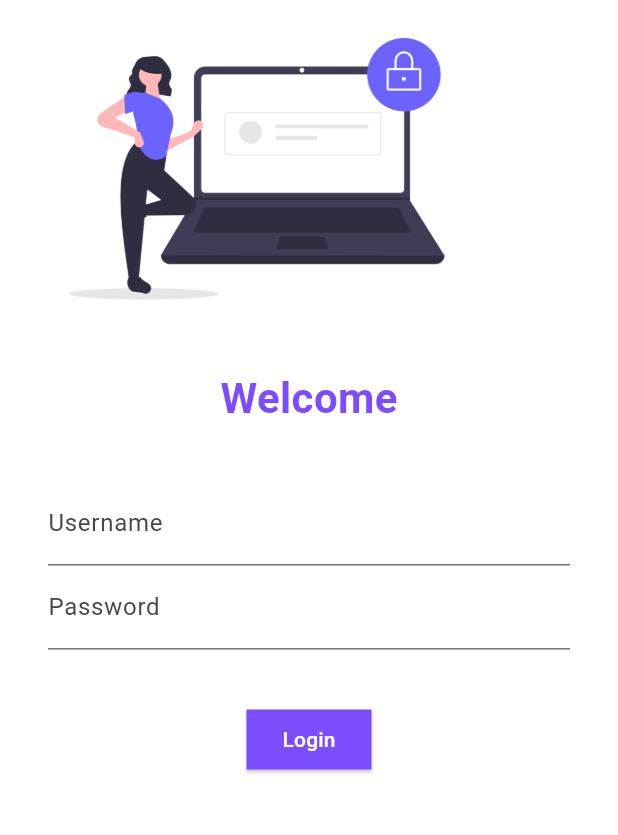
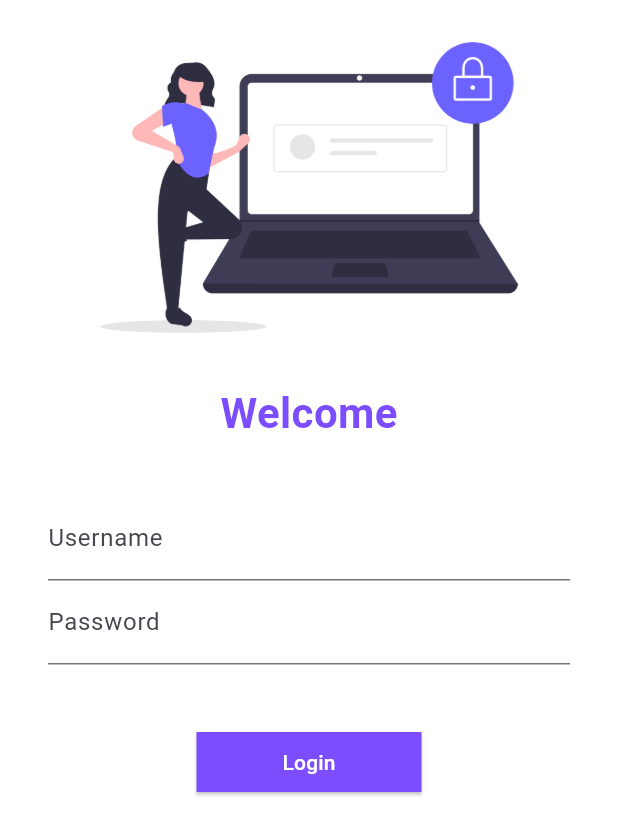
Before and after one commit to TecnoGuy77/FlutterMastery, a Flutter app: the screen it shows after launch, after a tap on "Login", on a phone screen of 412 x 824 dp. Shown: the top 835 px of the screen. Run offline on Flutter 3.47's test engine with Material 3 defaults, Android fonts, the phone set to English and light mode, and no system bars; our stand-ins replace google_fonts.

Commit message:
Day-1 Completed

```diff
--- a/lib/main.dart
+++ b/lib/main.dart
@@ -1,4 +1,5 @@
 import 'package:flutter/material.dart';
+import 'package:fluttermastery/utils/routes.dart';
 import 'package:google_fonts/google_fonts.dart';
 import 'package:fluttermastery/pages/home_page.dart';
 import 'package:fluttermastery/pages/login_page.dart';
@@ -21,9 +22,9 @@ class FlutterMastery extends StatelessWidget {
       debugShowCheckedModeBanner: false,
       initialRoute: "/login",
       routes: {
-        "/": (context) => const HomePage(),
-        "/home": (context) => const HomePage(),
-        "/login": (context) => const LoginPage()
+        MyRoutes.homeRoute: (context) => const HomePage(),
+        MyRoutes.homeRoute: (context) => const HomePage(),
+        MyRoutes.loginRoute: (context) => const LoginPage(),
       },
     );
   }
--- a/lib/pages/home_page.dart
+++ b/lib/pages/home_page.dart
@@ -1,4 +1,5 @@
 import 'package:flutter/material.dart';
+import 'package:fluttermastery/utils/routes.dart';
 
 class HomePage extends StatelessWidget {
   const HomePage({super.key});
@@ -8,22 +9,34 @@ class HomePage extends StatelessWidget {
     return Material(
       child: Scaffold(
         appBar: AppBar(
-          iconTheme: const IconThemeData(color: Colors.white),
+          actions: [
+            Padding(
+              padding: const EdgeInsets.only(right: 20),
+              child: IconButton(
+                  onPressed: () {
+                    Navigator.popAndPushNamed(context, MyRoutes.loginRoute);
+                  },
+                  icon: const Icon(Icons.home)),
+            )
+          ],
+          foregroundColor: Colors.white,
           title: const Center(
-            child: Text(
-              "Home",
-              style:
-                  TextStyle(color: Colors.white, fontWeight: FontWeight.bold),
+            child: Padding(
+              padding: EdgeInsets.only(right: 25),
+              child: Text(
+                "Home",
+              ),
             ),
           ),
-          backgroundColor: Colors.blue,
+          backgroundColor: Colors.deepPurpleAccent,
         ),
         drawer: const Drawer(),
         body: const Center(
           child: Text(
-            "NGPORTAL",
+            "Welcome To Home",
             style: TextStyle(
-              color: Colors.blue,
+              fontSize: 25,
+              color: Colors.deepPurpleAccent,
               fontWeight: FontWeight.bold,
             ),
           ),
--- a/lib/pages/login_page.dart
+++ b/lib/pages/login_page.dart
@@ -1,4 +1,6 @@
+import 'package:flutter/foundation.dart';
 import 'package:flutter/material.dart';
+import 'package:fluttermastery/utils/routes.dart';
 
 class LoginPage extends StatelessWidget {
   const LoginPage({super.key});
@@ -7,17 +9,15 @@ class LoginPage extends StatelessWidget {
   Widget build(BuildContext context) {
     return Material(
         color: Colors.white,
+        child: SingleChildScrollView(
           child: Column(
             children: [
-            Padding(
-              padding: const EdgeInsets.only(right: 70),
-              child: Image.asset(
-                height: 225,
+              Image.asset(
+                height: 250,
                 "assets/images/login_image.png",
               ),
-            ),
               const SizedBox(
-              height: 20,
+                height: 5,
               ),
               const Text(
                 "Welcome",
@@ -30,8 +30,8 @@ class LoginPage extends StatelessWidget {
                 height: 20,
               ),
               Padding(
-              padding:
-                  const EdgeInsets.symmetric(vertical: 16.0, horizontal: 32.0),
+                padding: const EdgeInsets.symmetric(
+                    vertical: 16.0, horizontal: 32.0),
                 child: Column(
                   children: [
                     //Username
@@ -49,19 +49,25 @@ class LoginPage extends StatelessWidget {
                   ],
                 ),
               ),
-            const SizedBox(height: 20),
+              const SizedBox(height: 25),
 
               //Login Button
               ElevatedButton(
-                style: const ButtonStyle(
-                    shape: WidgetStatePropertyAll(LinearBorder.none),
-                    backgroundColor:
-                        WidgetStatePropertyAll(Colors.deepPurpleAccent),
-                    foregroundColor: WidgetStatePropertyAll(Colors.white),
-                    overlayColor: WidgetStatePropertyAll(Colors.deepPurple)),
-                onPressed: () {},
-                child: const Text("Login"))
+                style: TextButton.styleFrom(
+                  shape: LinearBorder.none,
+                  foregroundColor: Colors.white,
+                  backgroundColor: Colors.deepPurpleAccent,
+                  minimumSize: const Size(150, 40),
+                ),
+                onPressed: () {
+                  if (kDebugMode) {
+                    Navigator.popAndPushNamed(context, MyRoutes.homeRoute);
+                  }
+                },
+                child: const Text("Login"),
+              ),
             ],
+          ),
         ));
   }
 }
--- /dev/null
+++ b/lib/utils/routes.dart
@@ -0,0 +1,4 @@
+class MyRoutes {
+  static String loginRoute = "/login";
+  static String homeRoute = "/home";
+}
```
Lines whose indentation alone changed are shown as unchanged.
